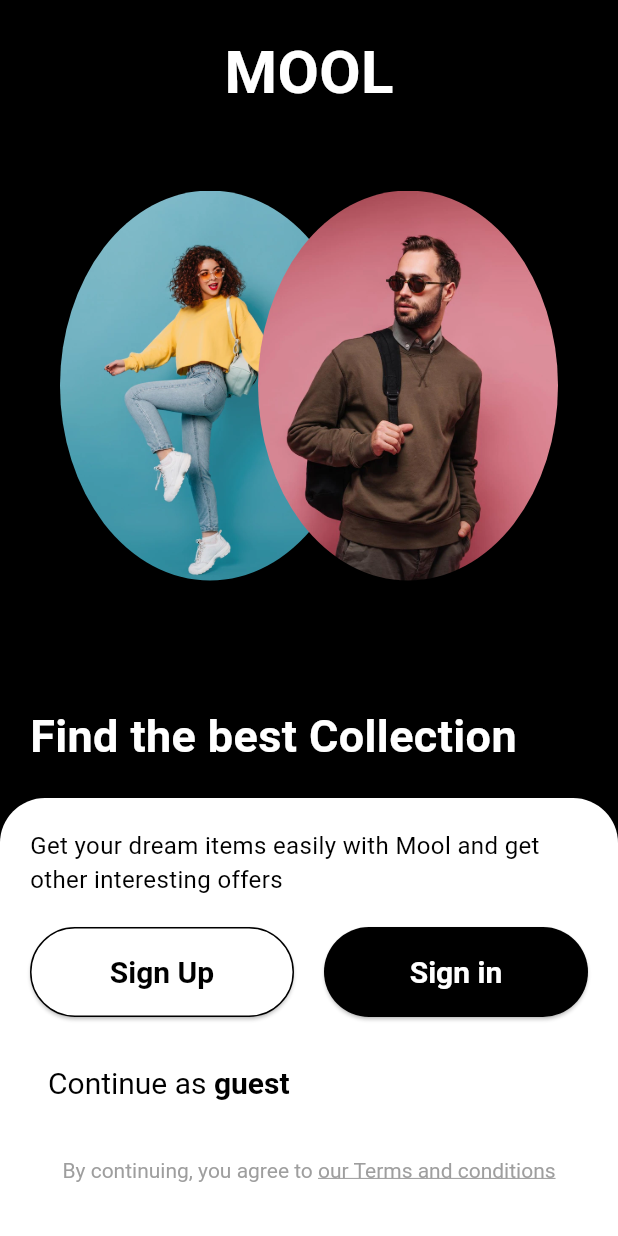
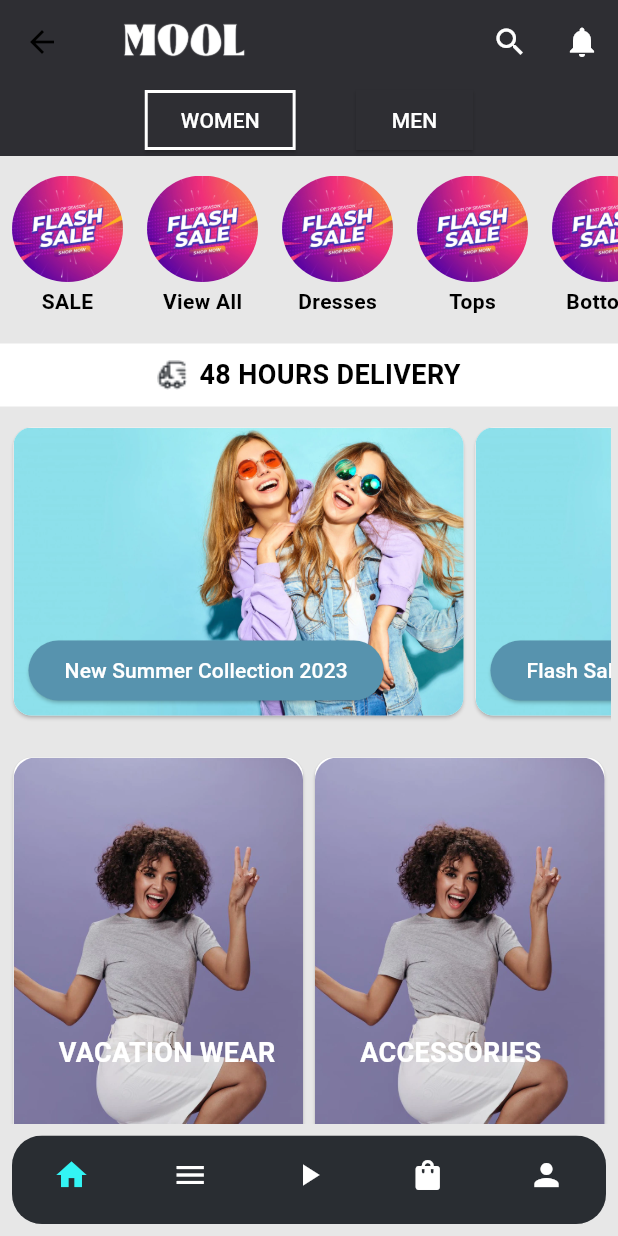
Before and after one commit to zezoamr/obelion-MOOL-flutter, a Flutter app: the screen it shows after launch, after a tap on an icon or button, on a phone screen of 412 x 824 dp. Run offline on Flutter 3.47's test engine with Material 3 defaults, Android fonts, the phone set to English and light mode, and no system bars; our stand-ins replace flutter_svg.

Commit message:
feat homescreen + custom bottomnavbar

```diff
--- /dev/null
+++ b/flutter_mool/lib/screens/home_screen.dart
@@ -0,0 +1,350 @@
+import 'package:flutter/material.dart';
+import 'package:flutter_mool/widgets/custom_bottomnavbar.dart';
+
+class HomeScreen extends StatefulWidget {
+  @override
+  State<HomeScreen> createState() => _HomeScreenState();
+}
+
+class _HomeScreenState extends State<HomeScreen> {
+  int _selectedIndex = 0;
+
+  void _onItemTapped(int index) {
+    setState(() {
+      _selectedIndex = index;
+    });
+  }
+
+  @override
+  Widget build(BuildContext context) {
+    return Scaffold(
+      backgroundColor: const Color.fromARGB(255, 231, 231, 231),
+      appBar: AppBar(
+        backgroundColor: const Color.fromARGB(255, 46, 46, 51),
+        title: Image.asset(
+          'assets/images/splash/splashtitle.png',
+          width: 100,
+          height: 60,
+        ),
+        actions: [
+          IconButton(
+              icon: Icon(Icons.search, color: Colors.white), onPressed: () {}),
+          IconButton(
+              icon: Icon(Icons.notifications, color: Colors.white),
+              onPressed: () {}),
+        ],
+      ),
+      body: CustomScrollView(
+        slivers: [
+          SliverToBoxAdapter(child: CategoryToggle()),
+          SliverToBoxAdapter(child: SizedBox(height: 5)),
+          SliverToBoxAdapter(child: CategoryCards()),
+          SliverToBoxAdapter(child: SizedBox(height: 10)),
+          SliverToBoxAdapter(child: DeliveryBanner()),
+          SliverToBoxAdapter(child: SizedBox(height: 10)),
+          SliverToBoxAdapter(child: HorizontalScrollCards()),
+          SliverToBoxAdapter(child: SizedBox(height: 20)),
+          SliverToBoxAdapter(child: TwoCardsGrid()),
+          SliverToBoxAdapter(child: SizedBox(height: 20)),
+          SliverToBoxAdapter(child: TopBrandsGrid()),
+          SliverToBoxAdapter(child: SizedBox(height: 40)),
+        ],
+      ),
+      bottomNavigationBar: CustomBottomNavBar(
+        currentIndex: _selectedIndex,
+        onTap: _onItemTapped,
+      ),
+    );
+  }
+}
+
+class CategoryToggle extends StatefulWidget {
+  @override
+  _CategoryToggleState createState() => _CategoryToggleState();
+}
+
+class _CategoryToggleState extends State<CategoryToggle> {
+  bool isWomenSelected = true;
+
+  @override
+  Widget build(BuildContext context) {
+    return Container(
+      color: const Color.fromARGB(255, 46, 46, 51),
+      child: Row(
+        mainAxisAlignment: MainAxisAlignment.center,
+        children: [
+          ElevatedButton(
+            child: Text('WOMEN', style: TextStyle(color: Colors.white)),
+            style: ElevatedButton.styleFrom(
+              backgroundColor: const Color.fromARGB(255, 46, 46, 51),
+              shape: RoundedRectangleBorder(
+                borderRadius: BorderRadius.zero,
+                side: BorderSide(
+                  color: isWomenSelected ? Colors.white : Colors.transparent,
+                  width: 2,
+                ),
+              ),
+            ),
+            onPressed: () {
+              setState(() {
+                isWomenSelected = true;
+              });
+            },
+          ),
+          SizedBox(width: 40),
+          ElevatedButton(
+            child: Text('MEN', style: TextStyle(color: Colors.white)),
+            style: ElevatedButton.styleFrom(
+              backgroundColor: const Color.fromARGB(255, 46, 46, 51),
+              shape: RoundedRectangleBorder(
+                borderRadius: BorderRadius.zero,
+                side: BorderSide(
+                  color: !isWomenSelected ? Colors.white : Colors.transparent,
+                  width: 2,
+                ),
+              ),
+            ),
+            onPressed: () {
+              setState(() {
+                isWomenSelected = false;
+              });
+            },
+          ),
+        ],
+      ),
+    );
+  }
+}
+
+class CategoryCards extends StatelessWidget {
+  @override
+  Widget build(BuildContext context) {
+    return Container(
+      height: 110,
+      color: Colors.transparent,
+      child: ListView(
+        scrollDirection: Axis.horizontal,
+        children: [
+          _buildCard('SALE'),
+          _buildCard('View All'),
+          _buildCard('Dresses'),
+          _buildCard('Tops'),
+          _buildCard('Bottoms'),
+          _buildCard('T-Shirts'),
+        ],
+      ),
+    );
+  }
+
+  Widget _buildCard(String title) {
+    return Container(
+      width: 90,
+      height: 90,
+      padding: EdgeInsets.all(8),
+      child: Column(
+        children: [
+          Expanded(
+            child: ClipOval(
+              child: Image.asset(
+                'assets/images/home/17.png',
+                fit: BoxFit.cover,
+              ),
+            ),
+          ),
+          Padding(
+            padding: const EdgeInsets.only(top: 3.0),
+            child: Text(
+              title,
+              style: TextStyle(
+                color: Colors.black,
+                fontSize: 14,
+                fontWeight: FontWeight.bold,
+              ),
+            ),
+          ),
+        ],
+      ),
+    );
+  }
+}
+
+class HorizontalScrollCards extends StatelessWidget {
+  @override
+  Widget build(BuildContext context) {
+    return Container(
+      height: 200,
+      padding: EdgeInsets.symmetric(horizontal: 5),
+      child: ListView(
+        scrollDirection: Axis.horizontal,
+        children: [
+          _buildCard('New Summer Collection 2023'),
+          _buildCard('Flash Sale'),
+          _buildCard('Trending Now'),
+        ],
+      ),
+    );
+  }
+
+  Widget _buildCard(String title) {
+    return Card(
+      child: Container(
+        width: 300,
+        color: Colors.transparent,
+        child: Stack(
+          fit: StackFit.expand,
+          children: [
+            ClipRRect(
+                child:
+                    Image.asset('assets/images/home/14.png', fit: BoxFit.cover),
+                borderRadius: BorderRadius.circular(12)),
+            Positioned(
+              bottom: 10,
+              left: 10,
+              child: Container(
+                height: 40,
+                color: Colors.transparent,
+                child: ElevatedButton(
+                  child: Text(title, style: TextStyle(color: Colors.white)),
+                  style: ElevatedButton.styleFrom(
+                    backgroundColor: Color.fromARGB(255, 87, 147, 174),
+                  ),
+                  onPressed: () {},
+                ),
+              ),
+            ),
+          ],
+        ),
+      ),
+    );
+  }
+}
+
+class TwoCardsGrid extends StatelessWidget {
+  @override
+  Widget build(BuildContext context) {
+    return Container(
+      height: 300,
+      child: GridView.count(
+        crossAxisCount: 2,
+        childAspectRatio: 0.75,
+        physics: NeverScrollableScrollPhysics(),
+        padding: EdgeInsets.symmetric(horizontal: 5),
+        children: [
+          _buildCard('VACATION WEAR'),
+          _buildCard('ACCESSORIES'),
+        ],
+      ),
+    );
+  }
+
+  Widget _buildCard(String title) {
+    return Card(
+      color: Colors.white,
+      child: Stack(
+        fit: StackFit.expand,
+        children: [
+          ClipRRect(
+            borderRadius: BorderRadius.circular(15.0),
+            child: Image.asset('assets/images/home/13.png', fit: BoxFit.cover),
+          ),
+          Positioned(
+            bottom: 30,
+            left: 10,
+            child: Container(
+              padding: const EdgeInsets.all(20.0),
+              // color: Colors.black.withOpacity(0.5),
+              child: Text(
+                title,
+                style: TextStyle(
+                  color: Colors.white,
+                  fontSize: 18,
+                  fontWeight: FontWeight.bold,
+                ),
+              ),
+            ),
+          ),
+        ],
+      ),
+    );
+  }
+}
+
+class TopBrandsGrid extends StatelessWidget {
+  final List<String> brands = [
+    'CHANEL',
+    'ZARA',
+    'adidas',
+    'Levi\'s',
+    'NIKE',
+    'LOFT',
+    'DIOR',
+    'H&M',
+  ];
+
+  @override
+  Widget build(BuildContext context) {
+    return Container(
+      padding: EdgeInsets.all(8),
+      color: const Color.fromARGB(204, 241, 236, 184),
+      child: Column(
+        crossAxisAlignment: CrossAxisAlignment.start,
+        children: [
+          Text('Top Brands',
+              style: TextStyle(color: Colors.black, fontSize: 18)),
+          GridView.builder(
+            shrinkWrap: true,
+            physics: NeverScrollableScrollPhysics(),
+            gridDelegate: SliverGridDelegateWithFixedCrossAxisCount(
+              crossAxisCount: 4,
+              childAspectRatio: 1,
+            ),
+            itemCount: brands.length,
+            itemBuilder: (context, index) {
+              return Card(
+                color: Colors.white,
+                child: Center(
+                  child: Image.asset('assets/images/home/12.jpg',
+                      fit: BoxFit.cover),
+                ),
+              );
+            },
+          ),
+        ],
+      ),
+    );
+  }
+}
+
+class DeliveryBanner extends StatelessWidget {
+  @override
+  Widget build(BuildContext context) {
+    return Container(
+      padding: EdgeInsets.symmetric(vertical: 8, horizontal: 16),
+      color: Colors.white,
+      child: Row(
+        mainAxisAlignment: MainAxisAlignment.center,
+        children: [
+          Container(
+            width: 20,
+            height: 20,
+            // padding: EdgeInsets.symmetric(horizontal: 8, vertical: 4),
+
+            child: Image.asset(
+              'assets/images/home/truck.png',
+              fit: BoxFit.cover,
+            ),
+          ),
+          SizedBox(width: 8),
+          Text(
+            '48 HOURS DELIVERY',
+            style: TextStyle(
+              color: Colors.black,
+              fontWeight: FontWeight.bold,
+              fontSize: 18,
+            ),
+          ),
+        ],
+      ),
+    );
+  }
+}
--- a/flutter_mool/lib/screens/welcome_screen.dart
+++ b/flutter_mool/lib/screens/welcome_screen.dart
@@ -1,4 +1,5 @@
 import 'package:flutter/material.dart';
+import 'package:flutter_mool/screens/home_screen.dart';
 import 'package:flutter_mool/screens/signin_screen.dart';
 import 'package:flutter_mool/screens/signup_screen.dart';
 
@@ -128,7 +129,8 @@ class Form extends StatelessWidget {
                     onPressed: () {
                       Navigator.push(
                         context,
-                        MaterialPageRoute(builder: (context) => const SignupScreen()),
+                        MaterialPageRoute(
+                            builder: (context) => const SignupScreen()),
                       );
                     },
                     child: const Text('Sign Up'),
@@ -152,7 +154,8 @@ class Form extends StatelessWidget {
                     onPressed: () {
                       Navigator.push(
                         context,
-                        MaterialPageRoute(builder: (context) => const SigninScreen()),
+                        MaterialPageRoute(
+                            builder: (context) => const SigninScreen()),
                       );
                     },
                     child: const Text('Sign in'),
@@ -163,7 +166,12 @@ class Form extends StatelessWidget {
           ),
           const SizedBox(height: 20),
           TextButton(
-            onPressed: () {},
+            onPressed: () {
+              Navigator.push(
+                context,
+                MaterialPageRoute(builder: (context) => HomeScreen()),
+              );
+            },
             child: Center(
               child: Align(
                 alignment: Alignment.centerLeft,
--- /dev/null
+++ b/flutter_mool/lib/widgets/custom_bottomnavbar.dart
@@ -0,0 +1,55 @@
+import 'package:flutter/material.dart';
+
+class CustomBottomNavBar extends StatelessWidget {
+  final int currentIndex;
+  final ValueChanged<int> onTap;
+
+  const CustomBottomNavBar({
+    Key? key,
+    required this.currentIndex,
+    required this.onTap,
+  }) : super(key: key);
+
+  @override
+  Widget build(BuildContext context) {
+    return Container(
+      color: Colors.transparent,
+      padding: const EdgeInsets.all(8.0),
+      child: ClipRRect(
+        borderRadius: BorderRadius.circular(20.0),
+        child: BottomNavigationBar(
+          backgroundColor: Color.fromARGB(255, 41, 45, 50),
+          type: BottomNavigationBarType.fixed,
+          showUnselectedLabels: false, // Hide unselected labels
+          showSelectedLabels: false, // Hide selected labels
+          items: const <BottomNavigationBarItem>[
+            BottomNavigationBarItem(
+              icon: Icon(Icons.home),
+              label: '', // No label
+            ),
+            BottomNavigationBarItem(
+              icon: Icon(Icons.menu),
+              label: '', // No label
+            ),
+            BottomNavigationBarItem(
+              icon: Icon(Icons.play_arrow),
+              label: '', // No label
+            ),
+            BottomNavigationBarItem(
+              icon: Icon(Icons.shopping_bag),
+              label: '', // No label
+            ),
+            BottomNavigationBarItem(
+              icon: Icon(Icons.person),
+              label: '', // No label
+            ),
+          ],
+          currentIndex: currentIndex,
+          selectedItemColor: Color.fromARGB(255, 51, 244, 244),
+          unselectedItemColor: Colors.white,
+          onTap: onTap,
+        ),
+      ),
+    );
+  }
+}
```
